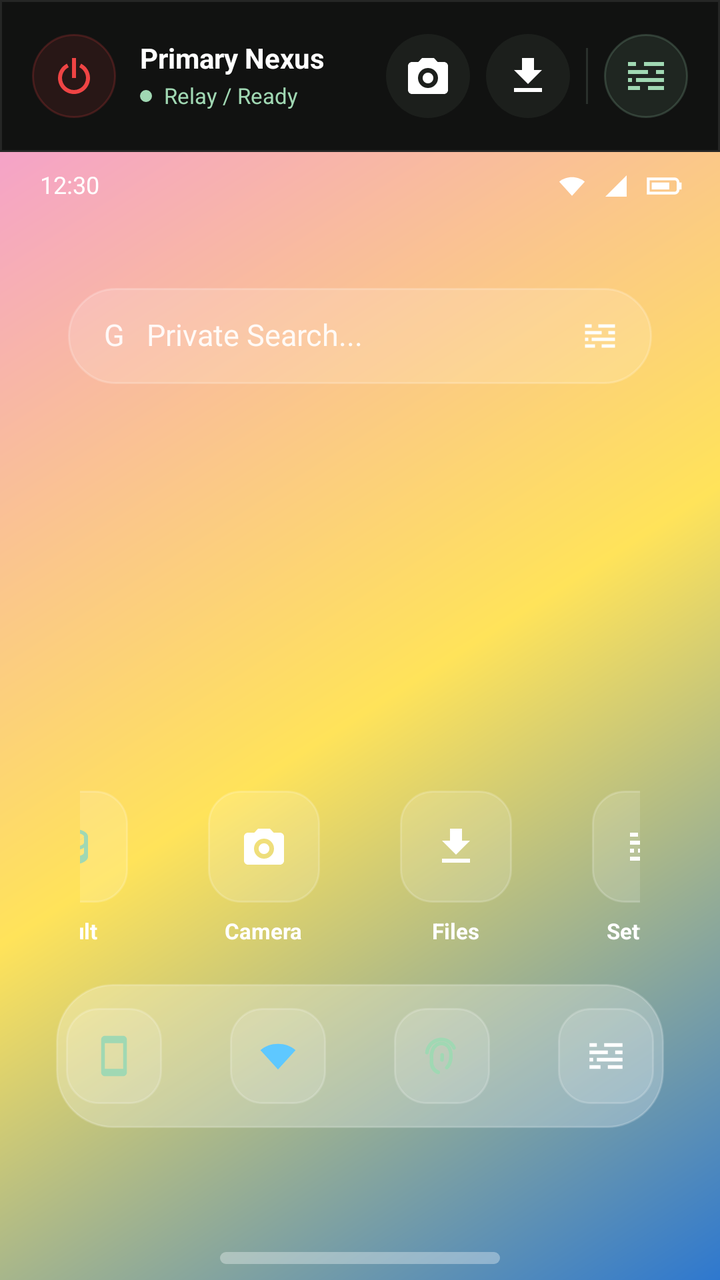
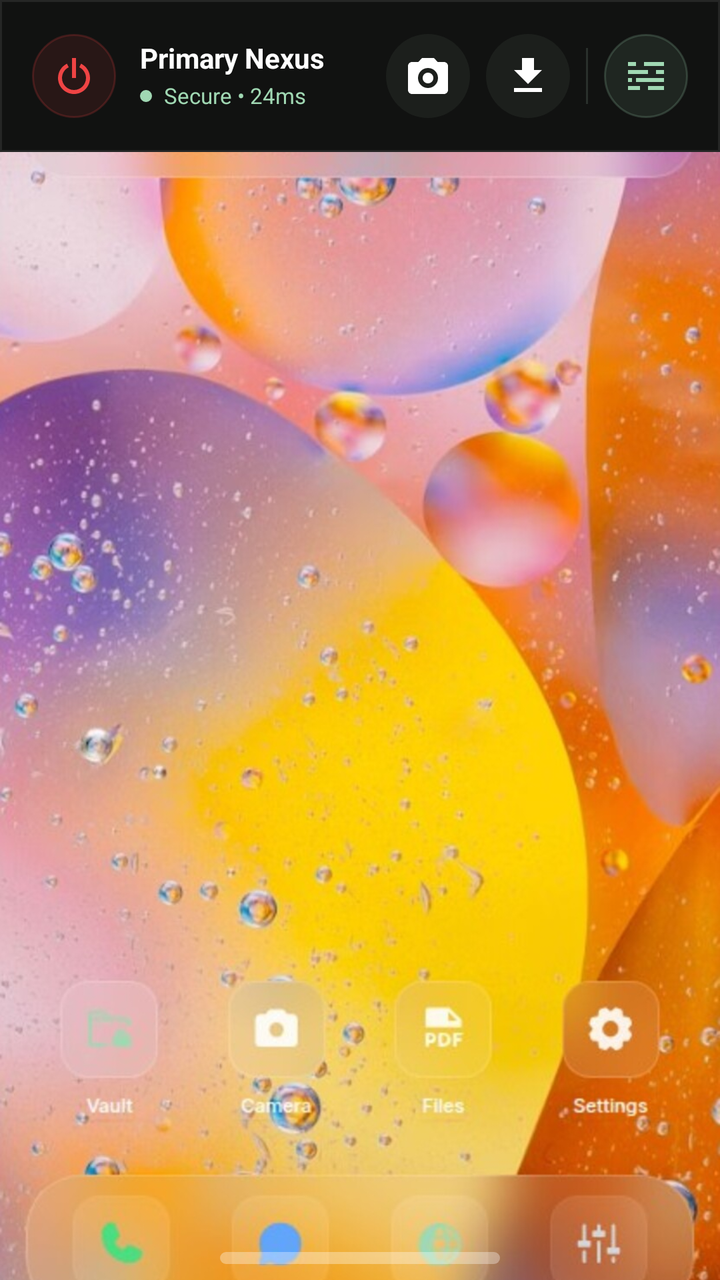

Screens rendered from an Android XML layout before and after an edit, with the pre-edit source and the edit as a unified diff.
<!-- AndroidManifest.xml: application theme Theme.Virtdroid -->
<!-- res/layout/screen_session_viewer.xml -->
<?xml version="1.0" encoding="utf-8"?>
<FrameLayout xmlns:android="http://schemas.android.com/apk/res/android"
    android:id="@+id/sessionRoot"
    android:layout_width="match_parent"
    android:layout_height="match_parent"
    android:background="@color/v_bg">

    <LinearLayout
        android:layout_width="match_parent"
        android:layout_height="match_parent"
        android:orientation="vertical">

        <LinearLayout
            android:id="@+id/sessionTopBar"
            android:layout_width="match_parent"
            android:layout_height="76dp"
            android:background="@drawable/bg_viewer_top_bar"
            android:gravity="center_vertical"
            android:orientation="horizontal"
            android:paddingStart="16dp"
            android:paddingTop="12dp"
            android:paddingEnd="16dp"
            android:paddingBottom="12dp">

            <ImageButton
                android:id="@+id/sessionDisconnectButton"
                android:layout_width="42dp"
                android:layout_height="42dp"
                android:layout_marginEnd="12dp"
                android:background="@drawable/bg_red_soft_24"
                android:contentDescription="@string/session_disconnect"
                android:padding="11dp"
                android:src="@drawable/ic_power"
                android:tint="@color/v_danger" />

            <LinearLayout
                android:layout_width="0dp"
                android:layout_height="wrap_content"
                android:layout_weight="1"
                android:orientation="vertical">

                <TextView
                    android:id="@+id/sessionTitleText"
                    android:layout_width="wrap_content"
                    android:layout_height="wrap_content"
                    android:fontFamily="sans"
                    android:includeFontPadding="false"
                    android:maxLines="1"
                    android:ellipsize="end"
                    android:text="Primary Nexus"
                    android:textColor="@color/v_text_primary"
                    android:textSize="14sp"
                    android:textStyle="bold" />

                <LinearLayout
                    android:layout_width="match_parent"
                    android:layout_height="wrap_content"
                    android:layout_marginTop="4dp"
                    android:gravity="center_vertical"
                    android:orientation="horizontal">

                    <View
                        android:id="@+id/connection_dot"
                        android:layout_width="6dp"
                        android:layout_height="6dp"
                        android:layout_marginEnd="6dp"
                        android:background="@drawable/bg_dot_accent" />

                    <TextView
                        android:id="@+id/sessionSubtitleText"
                        android:layout_width="wrap_content"
                        android:layout_height="wrap_content"
                        android:fontFamily="sans"
                        android:includeFontPadding="false"
                        android:maxLines="1"
                        android:ellipsize="end"
                        android:text="Relay / Ready"
                        android:textColor="@color/v_accent"
                        android:textSize="11sp" />
                </LinearLayout>
            </LinearLayout>

            <ImageButton
                android:id="@+id/sessionCameraButton"
                android:layout_width="42dp"
                android:layout_height="42dp"
                android:layout_marginEnd="8dp"
                android:background="@drawable/bg_surface_24"
                android:contentDescription="@string/session_camera"
                android:padding="11dp"
                android:src="@drawable/ic_camera"
                android:tint="@color/v_text_primary" />

            <ImageButton
                android:id="@+id/sessionUploadButton"
                android:layout_width="42dp"
                android:layout_height="42dp"
                android:layout_marginEnd="8dp"
                android:background="@drawable/bg_surface_24"
                android:contentDescription="@string/session_upload"
                android:padding="11dp"
                android:src="@drawable/ic_upload"
                android:tint="@color/v_text_primary" />

            <View
                android:id="@+id/sessionOptionalActionsDivider"
                android:layout_width="1dp"
                android:layout_height="28dp"
                android:layout_marginEnd="8dp"
                android:background="@color/v_border" />

            <ImageButton
                android:id="@+id/sessionControlsButton"
                android:layout_width="42dp"
                android:layout_height="42dp"
                android:background="@drawable/bg_accent_soft_circle"
                android:contentDescription="@string/session_controls"
                android:padding="11dp"
                android:src="@drawable/ic_tune"
                android:tint="@color/v_accent" />
        </LinearLayout>

        <FrameLayout
            android:id="@+id/sessionSurfaceContainer"
            android:layout_width="match_parent"
            android:layout_height="0dp"
            android:layout_weight="1"
            android:background="@drawable/bg_viewer_wallpaper">

            <FrameLayout
                android:id="@+id/sessionPreviewOverlay"
                android:layout_width="match_parent"
                android:layout_height="match_parent">

                <LinearLayout
                    android:id="@+id/guest_status_bar"
                    android:layout_width="match_parent"
                    android:layout_height="34dp"
                    android:gravity="center_vertical"
                    android:orientation="horizontal"
                    android:paddingStart="20dp"
                    android:paddingEnd="18dp">

                    <TextView
                        android:layout_width="0dp"
                        android:layout_height="wrap_content"
                        android:layout_weight="1"
                        android:fontFamily="sans"
                        android:includeFontPadding="false"
                        android:text="12:30"
                        android:textColor="@color/v_white"
                        android:textSize="12sp" />

                    <ImageView
                        android:layout_width="16dp"
                        android:layout_height="16dp"
                        android:layout_marginEnd="6dp"
                        android:src="@drawable/ic_status_wifi" />

                    <ImageView
                        android:layout_width="16dp"
                        android:layout_height="16dp"
                        android:layout_marginEnd="6dp"
                        android:src="@drawable/ic_status_signal" />

                    <ImageView
                        android:layout_width="20dp"
                        android:layout_height="16dp"
                        android:src="@drawable/ic_status_battery" />
                </LinearLayout>

                <LinearLayout
                    android:id="@+id/guest_search"
                    android:layout_width="match_parent"
                    android:layout_height="48dp"
                    android:layout_gravity="top"
                    android:layout_marginStart="34dp"
                    android:layout_marginTop="68dp"
                    android:layout_marginEnd="34dp"
                    android:background="@drawable/bg_search_widget"
                    android:gravity="center_vertical"
                    android:orientation="horizontal"
                    android:paddingStart="18dp"
                    android:paddingEnd="16dp">

                    <TextView
                        android:layout_width="0dp"
                        android:layout_height="wrap_content"
                        android:layout_weight="1"
                        android:fontFamily="sans"
                        android:includeFontPadding="false"
                        android:text="G   Private Search..."
                        android:textColor="#E6FFFFFF"
                        android:textSize="15sp" />

                    <ImageView
                        android:layout_width="20dp"
                        android:layout_height="20dp"
                        android:src="@drawable/ic_tune"
                        android:tint="#E6FFFFFF" />
                </LinearLayout>

                <LinearLayout
                    android:id="@+id/guest_shortcuts"
                    android:layout_width="match_parent"
                    android:layout_height="92dp"
                    android:layout_gravity="bottom"
                    android:layout_marginStart="40dp"
                    android:layout_marginEnd="40dp"
                    android:layout_marginBottom="160dp"
                    android:gravity="center"
                    android:orientation="horizontal">

                    <LinearLayout
                        android:layout_width="64dp"
                        android:layout_height="92dp"
                        android:gravity="center"
                        android:orientation="vertical">
                        <ImageView
                            android:layout_width="56dp"
                            android:layout_height="56dp"
                            android:background="@drawable/bg_viewer_shortcut"
                            android:padding="16dp"
                            android:src="@drawable/ic_storage"
                            android:tint="@color/v_accent" />
                        <TextView
                            android:layout_width="wrap_content"
                            android:layout_height="wrap_content"
                            android:layout_marginTop="8dp"
                            android:fontFamily="sans"
                            android:includeFontPadding="false"
                            android:text="Vault"
                            android:textColor="@color/v_white"
                            android:textSize="11sp"
                            android:textStyle="bold" />
                    </LinearLayout>

                    <Space android:layout_width="32dp" android:layout_height="1dp" />

                    <LinearLayout
                        android:layout_width="64dp"
                        android:layout_height="92dp"
                        android:gravity="center"
                        android:orientation="vertical">
                        <ImageView
                            android:layout_width="56dp"
                            android:layout_height="56dp"
                            android:background="@drawable/bg_viewer_shortcut"
                            android:padding="16dp"
                            android:src="@drawable/ic_camera"
                            android:tint="@color/v_white" />
                        <TextView
                            android:layout_width="wrap_content"
                            android:layout_height="wrap_content"
                            android:layout_marginTop="8dp"
                            android:fontFamily="sans"
                            android:includeFontPadding="false"
                            android:text="Camera"
                            android:textColor="@color/v_white"
                            android:textSize="11sp"
                            android:textStyle="bold" />
                    </LinearLayout>

                    <Space android:layout_width="32dp" android:layout_height="1dp" />

                    <LinearLayout
                        android:layout_width="64dp"
                        android:layout_height="92dp"
                        android:gravity="center"
                        android:orientation="vertical">
                        <ImageView
                            android:layout_width="56dp"
                            android:layout_height="56dp"
                            android:background="@drawable/bg_viewer_shortcut"
                            android:padding="16dp"
                            android:src="@drawable/ic_upload"
                            android:tint="@color/v_white" />
                        <TextView
                            android:layout_width="wrap_content"
                            android:layout_height="wrap_content"
                            android:layout_marginTop="8dp"
                            android:fontFamily="sans"
                            android:includeFontPadding="false"
                            android:text="Files"
                            android:textColor="@color/v_white"
                            android:textSize="11sp"
                            android:textStyle="bold" />
                    </LinearLayout>

                    <Space android:layout_width="32dp" android:layout_height="1dp" />

                    <LinearLayout
                        android:layout_width="64dp"
                        android:layout_height="92dp"
                        android:gravity="center"
                        android:orientation="vertical">
                        <ImageView
                            android:layout_width="56dp"
                            android:layout_height="56dp"
                            android:background="@drawable/bg_viewer_shortcut"
                            android:padding="16dp"
                            android:src="@drawable/ic_tune"
                            android:tint="@color/v_white" />
                        <TextView
                            android:layout_width="wrap_content"
                            android:layout_height="wrap_content"
                            android:layout_marginTop="8dp"
                            android:fontFamily="sans"
                            android:includeFontPadding="false"
                            android:text="Settings"
                            android:textColor="@color/v_white"
                            android:textSize="11sp"
                            android:textStyle="bold" />
                    </LinearLayout>
                </LinearLayout>

                <LinearLayout
                    android:id="@+id/guest_dock"
                    android:layout_width="match_parent"
                    android:layout_height="72dp"
                    android:layout_gravity="bottom"
                    android:layout_marginStart="28dp"
                    android:layout_marginEnd="28dp"
                    android:layout_marginBottom="76dp"
                    android:background="@drawable/bg_viewer_dock"
                    android:gravity="center"
                    android:orientation="horizontal">

                    <ImageView
                        android:layout_width="48dp"
                        android:layout_height="48dp"
                        android:background="@drawable/bg_viewer_shortcut"
                        android:padding="13dp"
                        android:src="@drawable/ic_phone"
                        android:tint="@color/v_accent" />

                    <Space android:layout_width="34dp" android:layout_height="1dp" />

                    <ImageView
                        android:layout_width="48dp"
                        android:layout_height="48dp"
                        android:background="@drawable/bg_viewer_shortcut"
                        android:padding="13dp"
                        android:src="@drawable/ic_status_wifi"
                        android:tint="#5EC8FF" />

                    <Space android:layout_width="34dp" android:layout_height="1dp" />

                    <ImageView
                        android:layout_width="48dp"
                        android:layout_height="48dp"
                        android:background="@drawable/bg_viewer_shortcut"
                        android:padding="13dp"
                        android:src="@drawable/ic_fingerprint"
                        android:tint="@color/v_accent" />

                    <Space android:layout_width="34dp" android:layout_height="1dp" />

                    <ImageView
                        android:layout_width="48dp"
                        android:layout_height="48dp"
                        android:background="@drawable/bg_viewer_shortcut"
                        android:padding="13dp"
                        android:src="@drawable/ic_tune"
                        android:tint="@color/v_white" />
                </LinearLayout>
            </FrameLayout>

            <TextureView
                android:id="@+id/sessionSurfaceView"
                android:layout_width="match_parent"
                android:layout_height="match_parent"
                android:layout_gravity="center" />
        </FrameLayout>
    </LinearLayout>

    <View
        android:id="@+id/host_home_indicator"
        android:layout_width="140dp"
        android:layout_height="6dp"
        android:layout_gravity="bottom|center_horizontal"
        android:layout_marginBottom="8dp"
        android:background="@drawable/bg_home_indicator" />
</FrameLayout>
<!-- resources referenced by this layout -->
<resources>
  <color name="v_accent">#A0D8B3</color>
  <color name="v_bg">#131514</color>
  <color name="v_border">#2A302C</color>
  <color name="v_danger">#EF4444</color>
  <color name="v_text_primary">#FFFFFFFF</color>
  <color name="v_white">#FFFFFF</color>
  <!-- drawable bg_accent_soft_circle (drawable) -->
  <?xml version="1.0" encoding="utf-8"?>
  <shape
      xmlns:android="http://schemas.android.com/apk/res/android"
      android:shape="oval">
      <solid
          android:color="@color/v_accent_soft" />
      <stroke
          android:width="1dp"
          android:color="#33A0D8B3" />
  </shape>
  <!-- drawable bg_dot_accent (drawable) -->
  <?xml version="1.0" encoding="utf-8"?>
  <shape
      xmlns:android="http://schemas.android.com/apk/res/android"
      android:shape="oval">
      <solid
          android:color="@color/v_accent" />
  </shape>
  <!-- drawable bg_home_indicator (drawable) -->
  <?xml version="1.0" encoding="utf-8"?>
  <shape
      xmlns:android="http://schemas.android.com/apk/res/android"
      android:shape="rectangle">
      <solid
          android:color="#55FFFFFF" />
      <corners
          android:radius="999dp" />
  </shape>
  <!-- drawable bg_search_widget (drawable) -->
  <?xml version="1.0" encoding="utf-8"?>
  <shape
      xmlns:android="http://schemas.android.com/apk/res/android"
      android:shape="rectangle">
      <solid
          android:color="#26FFFFFF" />
      <corners
          android:radius="999dp" />
      <stroke
          android:width="1dp"
          android:color="#33FFFFFF" />
  </shape>
  <!-- drawable bg_surface_24 (drawable) -->
  <?xml version="1.0" encoding="utf-8"?>
  <shape
      xmlns:android="http://schemas.android.com/apk/res/android"
      android:shape="rectangle">
      <solid
          android:color="@color/v_surface" />
      <corners
          android:radius="24dp" />
  </shape>
  <!-- drawable bg_viewer_dock (drawable) -->
  <?xml version="1.0" encoding="utf-8"?>
  <shape
      xmlns:android="http://schemas.android.com/apk/res/android"
      android:shape="rectangle">
      <solid
          android:color="#42FFFFFF" />
      <corners
          android:radius="28dp" />
      <stroke
          android:width="1dp"
          android:color="#30FFFFFF" />
  </shape>
  <!-- drawable bg_viewer_top_bar (drawable) -->
  <?xml version="1.0" encoding="utf-8"?>
  <shape
      xmlns:android="http://schemas.android.com/apk/res/android"
      android:shape="rectangle">
      <solid
          android:color="#F2111211" />
      <stroke
          android:width="1dp"
          android:color="#14FFFFFF" />
  </shape>
  <string name="session_camera">Camera</string>
  <string name="session_controls">Controls</string>
  <string name="session_disconnect">Disconnect</string>
  <string name="session_upload">Upload</string>
  <color name="v_accent_soft">#1AA0D8B3</color>
  <color name="v_danger_soft">#1AEF4444</color>
  <color name="v_surface">#1C1F1C</color>
  <color name="virtdroid_primary">#A9DCB5</color>
  <color name="virtdroid_on_primary">#111311</color>
  <color name="virtdroid_secondary">#262D28</color>
  <color name="virtdroid_surface">#0B0E0C</color>
  <color name="virtdroid_on_surface">#F3F5F2</color>
  <color name="virtdroid_error">#C86D64</color>
  <color name="virtdroid_card_surface">#181D1A</color>
  <color name="virtdroid_card_stroke">#14303931</color>
  <style name="ShapeAppearance.Virtdroid.Pill" parent="ShapeAppearance.Material3.MediumComponent">
          <item name="cornerFamily">rounded</item>
          <item name="cornerSize">999dp</item>
      </style>
  <color name="virtdroid_card_stroke_soft">#0E2B3430</color>
  <color name="virtdroid_surface_alt">#151A17</color>
  <color name="virtdroid_on_surface_muted">#737B75</color>
  <style name="ShapeAppearance.Virtdroid.Input" parent="ShapeAppearance.Material3.LargeComponent">
          <item name="cornerFamily">rounded</item>
          <item name="cornerSize">28dp</item>
      </style>
  <!-- unchanged entries left out for length: 18 -->
</resources>

<!-- the commit's change to res/layout/screen_session_viewer.xml (unified diff, before → after) -->
@@ -74,7 +74,7 @@
                         android:includeFontPadding="false"
                         android:maxLines="1"
                         android:ellipsize="end"
-                        android:text="Relay / Ready"
+                        android:text="Secure • 24ms"
                         android:textColor="@color/v_accent"
                         android:textSize="11sp" />
                 </LinearLayout>
@@ -127,10 +127,18 @@
             android:layout_weight="1"
             android:background="@drawable/bg_viewer_wallpaper">
 
+            <ImageView
+                android:id="@+id/sessionPreviewImage"
+                android:layout_width="match_parent"
+                android:layout_height="match_parent"
+                android:scaleType="centerCrop"
+                android:src="@drawable/session_viewer_wallpaper_preview" />
+
             <FrameLayout
                 android:id="@+id/sessionPreviewOverlay"
                 android:layout_width="match_parent"
-                android:layout_height="match_parent">
+                android:layout_height="match_parent"
+                android:visibility="gone">
 
                 <LinearLayout
                     android:id="@+id/guest_status_bar"
<!-- resource entries referenced after the edit -->
@@ -82,6 +82,7 @@
           android:width="1dp"
           android:color="#14FFFFFF" />
   </shape>
+  <!-- drawable session_viewer_wallpaper_preview: jpg bitmap (drawable-nodpi, 179147 bytes) -->
   <string name="session_camera">Camera</string>
   <string name="session_controls">Controls</string>
   <string name="session_disconnect">Disconnect</string>
